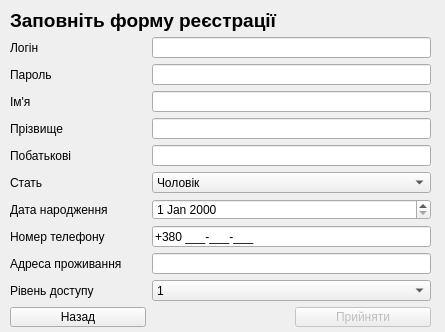
Qt form adduserform.ui (Shuna322/QtKyrsova) before a commit.
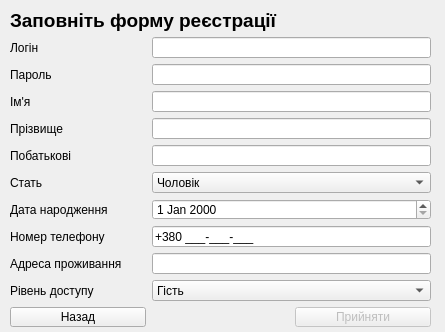
The same form after that commit. Icons and pictures are not drawn.

Diff of the .ui file:
```diff
--- a/adduserform.ui
+++ b/adduserform.ui
@@ -201,7 +201,7 @@
      <widget class="QComboBox" name="comboBox_3">
       <item>
        <property name="text">
-        <string>1</string>
+        <string>Гість</string>
        </property>
       </item>
       <item>
```
Left out of the diff: 4 changed lines with no effect on the pictures.
